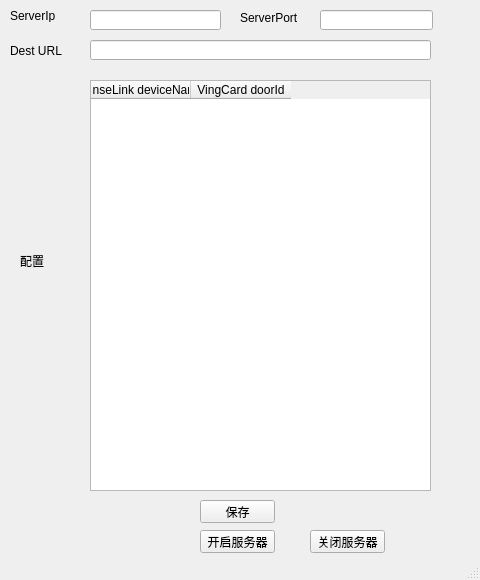
The window that senseui.ui (hlmmd/SenseCard) describes before a commit, drawn with Qt 5.
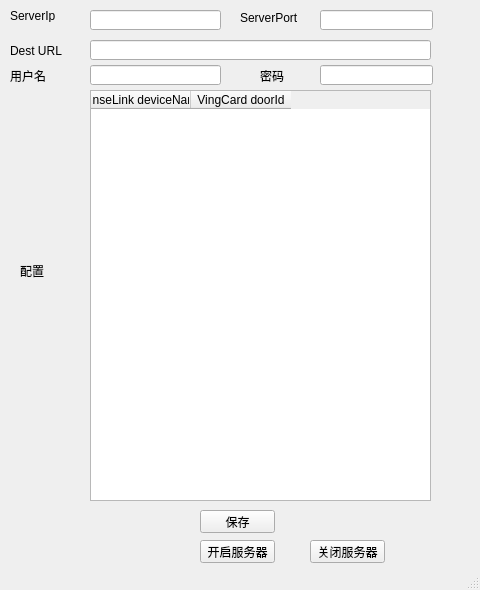
The same window after the commit.

Commit message: update username and password

What changed in the file:
```diff
--- a/senseui.ui
+++ b/senseui.ui
@@ -13,7 +13,7 @@
     <x>0</x>
     <y>0</y>
     <width>480</width>
-    <height>580</height>
+    <height>590</height>
    </rect>
   </property>
   <property name="minimumSize">
@@ -53,7 +53,7 @@
     <property name="geometry">
      <rect>
       <x>20</x>
-      <y>240</y>
+      <y>250</y>
       <width>51</width>
       <height>41</height>
      </rect>
@@ -66,7 +66,7 @@
     <property name="geometry">
      <rect>
       <x>90</x>
-      <y>80</y>
+      <y>90</y>
       <width>341</width>
       <height>411</height>
      </rect>
@@ -89,7 +89,7 @@
     <property name="geometry">
      <rect>
       <x>200</x>
-      <y>530</y>
+      <y>540</y>
       <width>75</width>
       <height>23</height>
      </rect>
@@ -102,7 +102,7 @@
     <property name="geometry">
      <rect>
       <x>200</x>
-      <y>500</y>
+      <y>510</y>
       <width>75</width>
       <height>23</height>
      </rect>
@@ -115,7 +115,7 @@
     <property name="geometry">
      <rect>
       <x>310</x>
-      <y>530</y>
+      <y>540</y>
       <width>75</width>
       <height>23</height>
      </rect>
@@ -170,6 +170,61 @@
      </rect>
     </property>
    </widget>
+   <widget class="QLabel" name="label_5">
+    <property name="geometry">
+     <rect>
+      <x>10</x>
+      <y>70</y>
+      <width>54</width>
+      <height>12</height>
+     </rect>
+    </property>
+    <property name="text">
+     <string>用户名</string>
+    </property>
+   </widget>
+   <widget class="QLabel" name="label_6">
+    <property name="geometry">
+     <rect>
+      <x>260</x>
+      <y>70</y>
+      <width>54</width>
+      <height>12</height>
+     </rect>
+    </property>
+    <property name="text">
+     <string>密码</string>
+    </property>
+   </widget>
+   <widget class="QLineEdit" name="lineEdit_4">
+    <property name="geometry">
+     <rect>
+      <x>90</x>
+      <y>65</y>
+      <width>131</width>
+      <height>20</height>
+     </rect>
+    </property>
+   </widget>
+   <widget class="QLineEdit" name="lineEdit_5">
+    <property name="geometry">
+     <rect>
+      <x>320</x>
+      <y>65</y>
+      <width>113</width>
+      <height>20</height>
+     </rect>
+    </property>
+    <property name="inputMethodHints">
+     <set>Qt::ImhHiddenText|Qt::ImhNoAutoUppercase|Qt::ImhNoPredictiveText|Qt::ImhSensitiveData</set>
+    </property>
+    <property name="inputMask">
+     <string/>
+    </property>
+    <property name="echoMode">
+     <enum>QLineEdit::Password</enum>
+    </property>
+   </widget>
   </widget>
   <widget class="QStatusBar" name="statusbar"/>
   <action name="action">
```
The commit also changes 4 other files.
